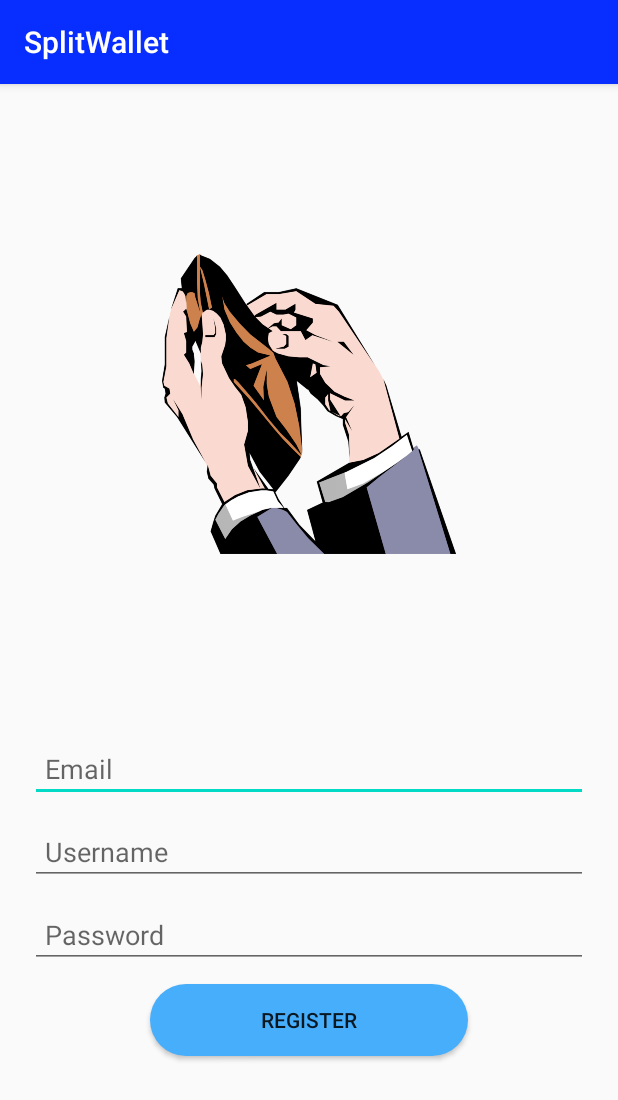
After one commit to adrianprajna/split-wallet, an Android app: the RegisterActivity screen opened directly, with no data from a screen before it, on a phone screen of 412 x 824 dp. The commit adds this screen. Shown: the top 1100 px of the screen. Run offline under Robolectric (Android 15) with nearby library versions, the phone set to English and light mode, and no system bars.

Commit message:
Login + Register

```diff
--- a/SplitWallet/app/src/main/AndroidManifest.xml
+++ b/SplitWallet/app/src/main/AndroidManifest.xml
@@ -9,7 +9,8 @@
         android:roundIcon="@mipmap/ic_launcher_round"
         android:supportsRtl="true"
         android:theme="@style/AppTheme">
-        <activity android:name=".MainActivity">
+        <activity android:name=".RegisterActivity"></activity>
+        <activity android:name=".LoginActivity">
             <intent-filter>
                 <action android:name="android.intent.action.MAIN" />
 
--- /dev/null
+++ b/SplitWallet/app/src/main/java/com/example/splitwallet/RegisterActivity.kt
@@ -0,0 +1,33 @@
+package com.example.splitwallet
+
+import androidx.appcompat.app.AppCompatActivity
+import android.os.Bundle
+import android.widget.Button
+import android.widget.EditText
+import android.widget.Toast
+
+class RegisterActivity : AppCompatActivity() {
+    override fun onCreate(savedInstanceState: Bundle?) {
+        super.onCreate(savedInstanceState)
+        setContentView(R.layout.activity_register)
+
+        checkRegister()
+    }
+
+    fun checkRegister(){
+        var btn_login = findViewById<Button>(R.id.loginButton)
+
+        btn_login.setOnClickListener(){
+            var et_username = findViewById<EditText>(R.id.username).text
+            var et_email = findViewById<EditText>(R.id.email).text
+            var et_password = findViewById<EditText>(R.id.passwordLogin).text
+
+            if (!et_username.isEmpty() && !et_password.isEmpty() && !et_email.isEmpty()){
+                Toast.makeText(this, R.string.success_register_toast, Toast.LENGTH_SHORT).show()
+            } else {
+                Toast.makeText(this, R.string.empty_field_toast, Toast.LENGTH_SHORT).show()
+            }
+        }
+    }
+
+}
--- /dev/null
+++ b/SplitWallet/app/src/main/res/drawable/login_round_button.xml
@@ -0,0 +1,5 @@
+<?xml version="1.0" encoding="utf-8"?>
+<shape xmlns:android="http://schemas.android.com/apk/res/android">
+    <corners android:radius="24dp" />
+    <solid android:color="@color/colorLoginButton" />
+</shape>
--- /dev/null
+++ b/SplitWallet/app/src/main/res/layout/activity_register.xml
@@ -0,0 +1,73 @@
+<?xml version="1.0" encoding="utf-8"?>
+<androidx.constraintlayout.widget.ConstraintLayout xmlns:android="http://schemas.android.com/apk/res/android"
+    xmlns:app="http://schemas.android.com/apk/res-auto"
+    xmlns:tools="http://schemas.android.com/tools"
+    android:layout_width="match_parent"
+    android:layout_height="match_parent"
+    tools:context=".RegisterActivity"
+    android:orientation="vertical">
+
+    <ImageView
+        android:id="@+id/loginLogo"
+        android:layout_width="200dp"
+        android:layout_height="200dp"
+        android:src="@drawable/logo"
+        app:layout_constraintBottom_toBottomOf="parent"
+        app:layout_constraintLeft_toLeftOf="parent"
+        app:layout_constraintRight_toRightOf="parent"
+        app:layout_constraintTop_toTopOf="parent"
+        app:layout_constraintVertical_bias=".2"
+        ></ImageView>
+
+    <LinearLayout
+        android:layout_width="match_parent"
+        android:layout_height="wrap_content"
+        app:layout_constraintBottom_toBottomOf="parent"
+        app:layout_constraintLeft_toLeftOf="parent"
+        app:layout_constraintRight_toRightOf="parent"
+        app:layout_constraintTop_toBottomOf="@id/loginLogo"
+        android:orientation="vertical"
+        android:layout_marginHorizontal="20dp">
+
+        <EditText
+            android:layout_width="match_parent"
+            android:layout_height="wrap_content"
+            android:hint="@string/email"
+            android:id="@+id/email"
+            android:layout_marginVertical="5dp"
+            android:padding="10dp"
+            android:textColor="@color/fontColor"/>
+        <EditText
+            android:layout_width="match_parent"
+            android:layout_height="wrap_content"
+            android:hint="@string/username"
+            android:id="@+id/username"
+            android:layout_marginVertical="5dp"
+            android:padding="10dp"
+            android:textColor="@color/fontColor"/>
+        <EditText
+            android:layout_width="match_parent"
+            android:layout_height="wrap_content"
+            android:hint="@string/password"
+            android:id="@+id/passwordLogin"
+            android:padding="10dp"
+            android:layout_marginVertical="5dp"
+            android:inputType="textPassword"
+            android:textColor="@color/fontColor"/>
+
+        <Button
+            android:layout_width="match_parent"
+            android:layout_height="wrap_content"
+            android:layout_marginHorizontal="80dp"
+            android:text="@string/register"
+            android:id="@+id/loginButton"
+            android:layout_marginVertical="5dp"
+            android:background="@drawable/login_round_button"/>
+
+
+    </LinearLayout>
+
+
+
+
+</androidx.constraintlayout.widget.ConstraintLayout>
--- a/SplitWallet/app/src/main/res/values/colors.xml
+++ b/SplitWallet/app/src/main/res/values/colors.xml
@@ -1,8 +1,9 @@
 <?xml version="1.0" encoding="utf-8"?>
 <resources>
-    <color name="colorPrimary">#6200EE</color>
+    <color name="colorPrimary">#082dff</color>
     <color name="colorPrimaryDark">#3700B3</color>
     <color name="colorAccent">#03DAC5</color>
     <color name="colorLoginButton">#47aefc</color>
     <color name="fontColor">#666666</color>
+    <color name="hyperlinkColor">#070FF5</color>
 </resources>
--- /dev/null
+++ b/SplitWallet/app/src/main/res/values/dimens.xml
@@ -0,0 +1,3 @@
+<resources>
+    <dimen name="fab_margin">16dp</dimen>
+</resources>
--- a/SplitWallet/app/src/main/res/values/strings.xml
+++ b/SplitWallet/app/src/main/res/values/strings.xml
@@ -1,6 +1,29 @@
 <resources>
+    <string name="empty_field_toast">Please insert all of the field</string>
+    <!--Login-->
     <string name="app_name">SplitWallet</string>
     <string name="username_email">Username/Email</string>
     <string name="password">Password</string>
     <string name="login">Login</string>
+    <string name="registerHyperlink">Haven\'t make an account? Sign Up</string>
+    <string name="success_login_toast">Successfully Login</string>
+
+
+    <!--Register-->
+    <string name="username">Username</string>
+    <string name="email">Email</string>
+    <string name="register">Register</string>
+    <string name="success_register_toast">Successfully Register</string>
+    <string name="title_activity_register">Register</string>
+
+
+    <!-- Strings used for fragments for navigation -->
+    <string name="first_fragment_label">First Fragment</string>
+    <string name="second_fragment_label">Second Fragment</string>
+    <string name="next">Next</string>
+    <string name="previous">Previous</string>
+
+    <string name="hello_first_fragment">Hello first fragment</string>
+    <string name="hello_second_fragment">Hello second fragment. Arg: %1$s</string>
+    <string name="title_activity_register_user">RegisterUserActivity</string>
 </resources>
```
Also changed, not shown: SplitWallet/app/build.gradle (+10 -0 lines), SplitWallet/app/src/main/java/com/example/splitwallet/LoginActivity.kt (added, +51 -0 lines), SplitWallet/app/src/main/java/com/example/splitwallet/MainActivity.kt (deleted, +0 -11 lines), SplitWallet/app/src/main/res/layout/activity_login.xml (renamed from SplitWallet/app/src/main/res/layout/activity_main.xml, +16 -2 lines), SplitWallet/app/src/main/res/navigation/nav_graph.xml (added, +48 -0 lines), SplitWallet/app/src/main/res/values/styles.xml (+9 -0 lines).
